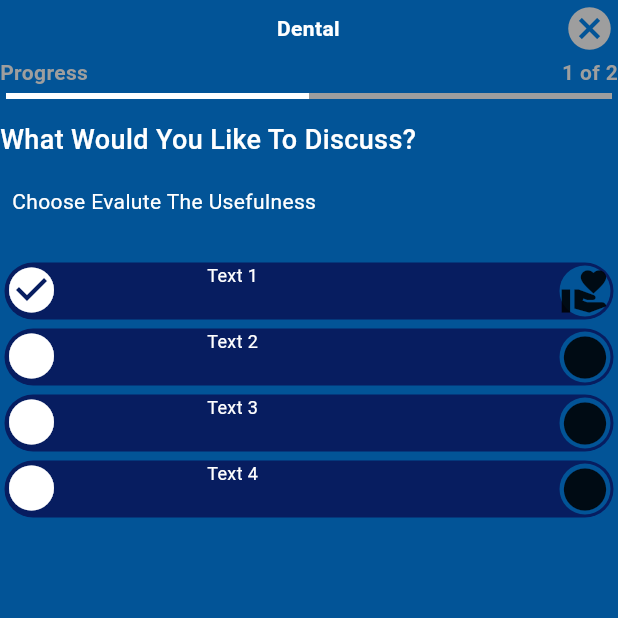
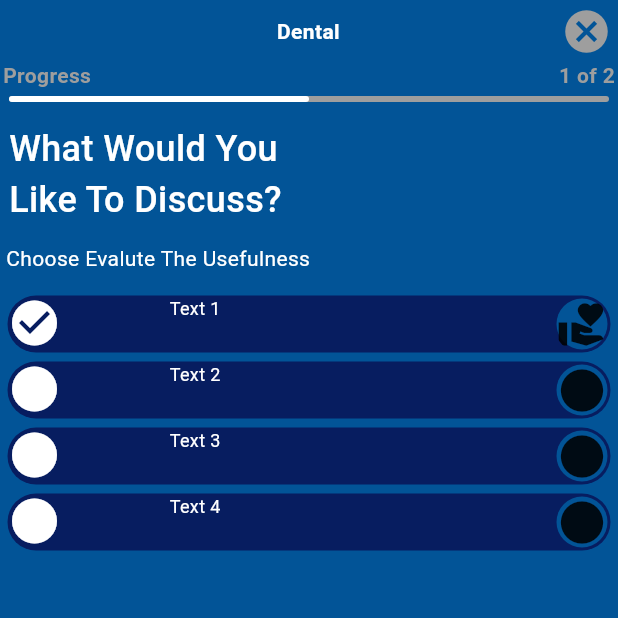
Before and after one commit to GKING1029/flutter_screens, a Flutter app: the screen it shows after launch, on a phone screen of 412 x 824 dp, the top half of it. Run offline on Flutter 3.47's test engine with Material 3 defaults, Android fonts, the phone set to English and light mode, and no system bars.

Commit message:
Update screen4.dart

```diff
--- a/lib/screen4.dart
+++ b/lib/screen4.dart
@@ -12,15 +12,17 @@ class _Screen4State extends State<Screen4> {
   Widget build(BuildContext context) {
     return Scaffold(
         backgroundColor: const Color.fromARGB(255, 2, 84, 151),
-        body: Column(children: [
+        body: Padding(
+          padding: const EdgeInsets.all(2),
+          child: Column(children: [
             Row(
               mainAxisAlignment: MainAxisAlignment.spaceBetween,
               children: [
                 const Text("          "),
                 const Text(
                   "Dental",
-                style:
-                    TextStyle(fontWeight: FontWeight.bold, color: Colors.white),
+                  style: TextStyle(
+                      fontWeight: FontWeight.bold, color: Colors.white),
                 ),
                 Container(
                   margin: const EdgeInsets.all(2),
@@ -39,58 +41,41 @@ class _Screen4State extends State<Screen4> {
               children: [
                 Text(
                   "Progress",
-                style:
-                    TextStyle(color: Colors.grey, fontWeight: FontWeight.bold),
+                  style: TextStyle(
+                      color: Colors.grey, fontWeight: FontWeight.bold),
                 ),
                 Text(
                   "1 of 2",
-                style:
-                    TextStyle(color: Colors.grey, fontWeight: FontWeight.bold),
+                  style: TextStyle(
+                      color: Colors.grey, fontWeight: FontWeight.bold),
                 ),
               ],
             ),
-          // Row(
-          //   mainAxisAlignment: MainAxisAlignment.center,
-          //   children: [
-          Padding(
-            padding: const EdgeInsets.all(4),
-            child: Container(
-              height: 4,
+            const Padding(
+              padding: EdgeInsets.all(4),
               child: LinearProgressIndicator(
                 value: 0.5,
                 backgroundColor: Colors.grey,
                 color: Colors.white,
+                borderRadius: BorderRadius.all(Radius.circular(20)),
               ),
             ),
-          ),
-          // Container(
-          //   height: 4,
-          //   width: MediaQuery.of(context).size.width / 1.1,
-          //   margin: const EdgeInsets.all(2),
-          //   decoration: const BoxDecoration(
-          //       color: Colors.grey,
-          //       borderRadius: BorderRadius.all(Radius.circular(100))),
-          // ),
-          //   ],
-          //),
-          Padding(
-            padding: const EdgeInsets.symmetric(vertical: 10),
-            child: Row(
-              children: [
-                Text(
-                  "What Would You Like To Discuss?",
+            const Padding(
+                padding: EdgeInsets.symmetric(vertical: 10, horizontal: 4),
+                child: Align(
+                  alignment: Alignment.topLeft,
+                  child: Text(
+                    "What Would You \nLike To Discuss?",
                     // softWrap: true,
                     // textAlign: TextAlign.left,
                     style: TextStyle(
                         color: Colors.white,
-                      fontSize: 18,
+                        fontSize: 24,
                         fontWeight: FontWeight.w500),
-                )
-              ],
                   ),
-          ),
-          Padding(
-            padding: const EdgeInsets.all(8.0),
+                )),
+            const Padding(
+              padding: EdgeInsets.all(2),
               child: Row(
                 children: [
                   Text(
@@ -106,7 +91,7 @@ class _Screen4State extends State<Screen4> {
               ),
             ),
             Padding(
-            padding: const EdgeInsets.only(top: 20),
+              padding: const EdgeInsets.only(top: 10),
               child: Row(children: [
                 Expanded(
                     child: getContainerWidget(
@@ -130,7 +115,8 @@ class _Screen4State extends State<Screen4> {
                   child: getContainerWidget(
                       icon: Icons.circle, text: "Text 4", icon1: Icons.circle))
             ]),
-        ]));
+          ]),
+        ));
   }
 
   Widget getContainerWidget(
@@ -149,7 +135,7 @@ class _Screen4State extends State<Screen4> {
           //     offset: Offset(03, 05),
           //   )
           // ],
-          color: Color.fromARGB(172, 9, 2, 70),
+          color: const Color.fromARGB(172, 9, 2, 70),
           borderRadius: BorderRadius.circular(50)),
       child: Row(
         mainAxisAlignment: MainAxisAlignment.spaceBetween,
@@ -161,21 +147,23 @@ class _Screen4State extends State<Screen4> {
             color: Colors.white,
           ),
           Padding(
-            padding: const EdgeInsets.only(right: 100),
+            padding: const EdgeInsets.only(right: 150),
             child: Text(
               text,
-              // textAlign: TextAlign.center,
+              textAlign: TextAlign.left,
               style: const TextStyle(fontSize: 12, color: Colors.white),
             ),
           ),
-          Container(
+          ClipOval(
+            child: Container(
               margin: const EdgeInsets.all(2),
               decoration: const BoxDecoration(
-                color: const Color.fromARGB(255, 2, 84, 151),
+                  color: Color.fromARGB(255, 2, 84, 151),
                   borderRadius: BorderRadius.all(Radius.circular(100))),
               child: Icon(
                 icon1,
                 size: 34,
+              ),
             ),
           ),
         ],
```
Lines whose indentation alone changed are shown as unchanged.
